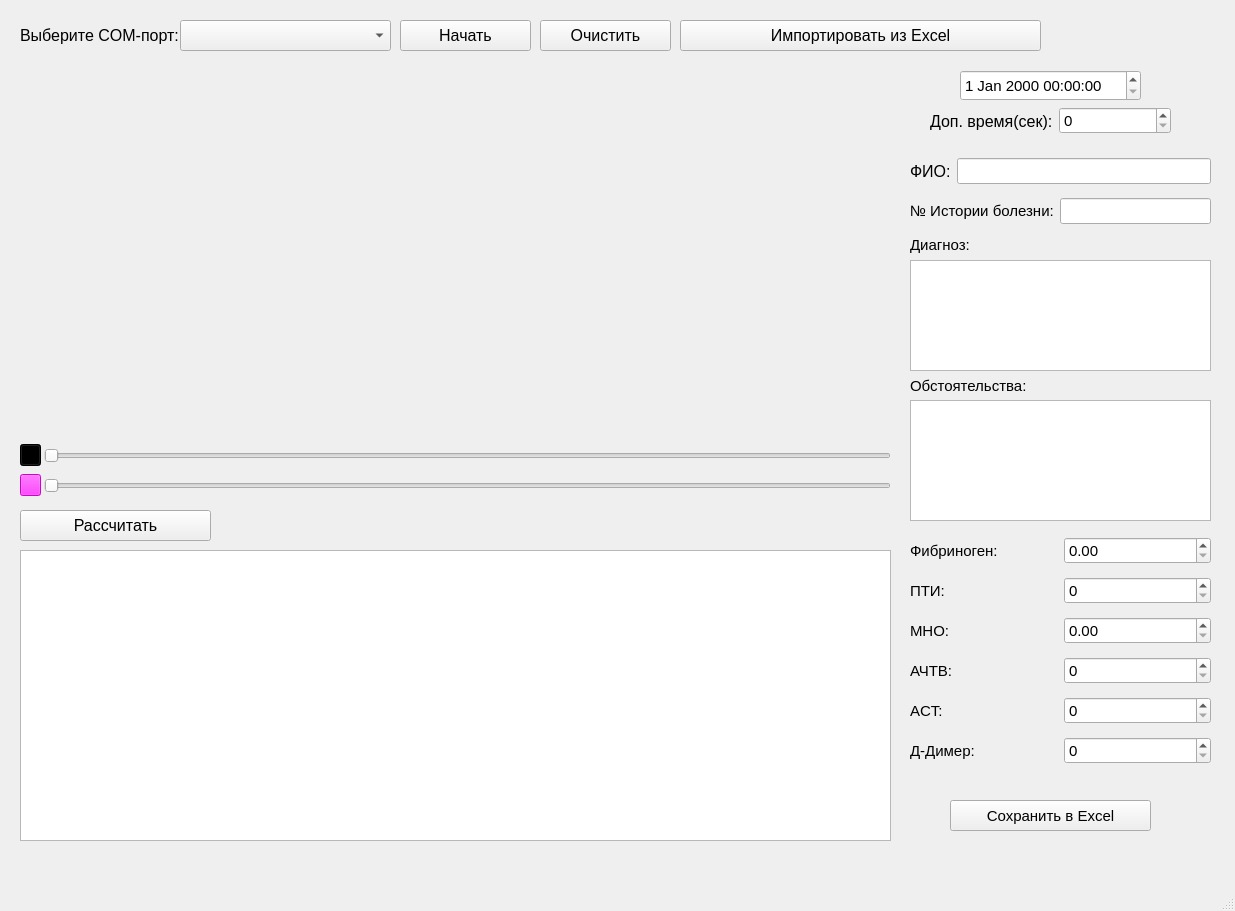
Old version of the form main.ui in the repository SuperNauMisha/Lab.
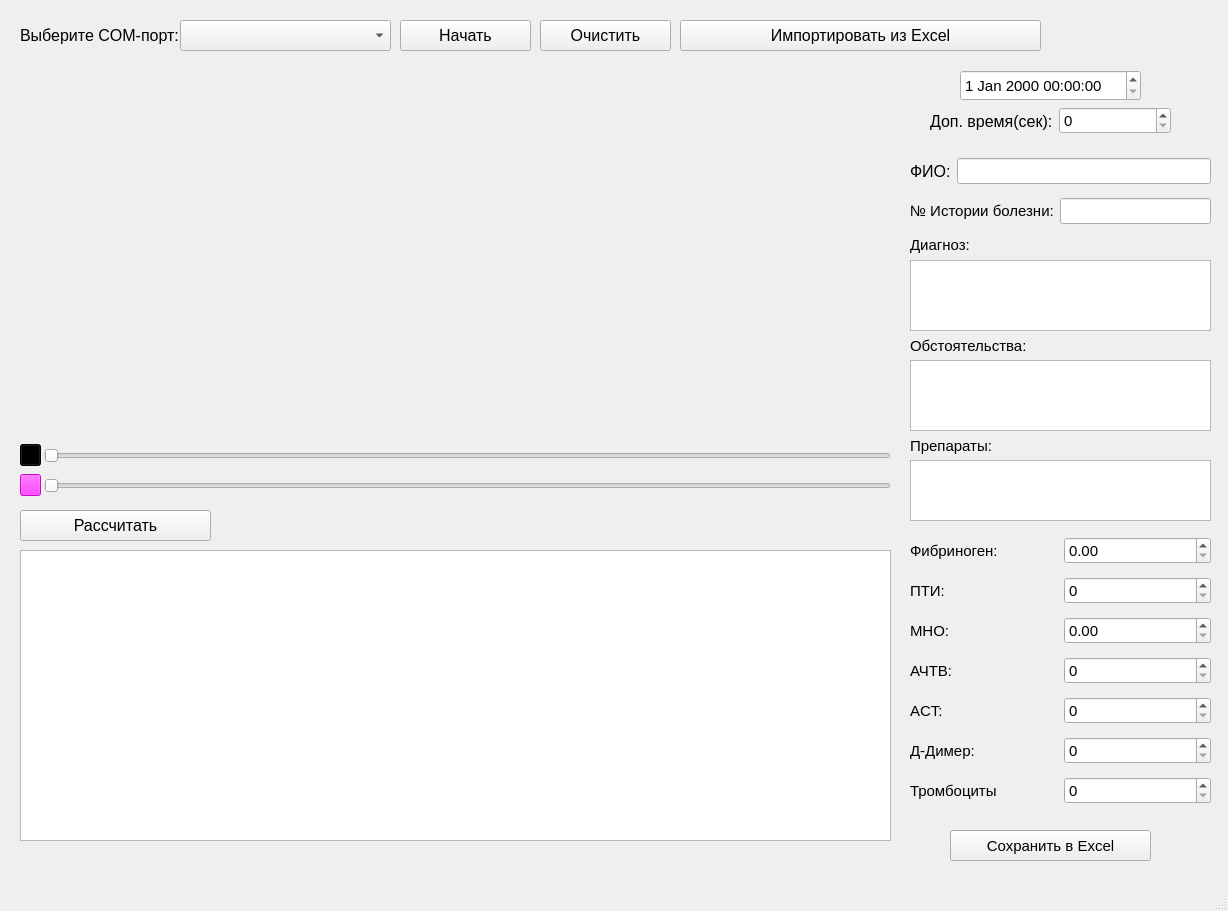
New version of the form. Custom widgets are drawn as their Qt base class.

Commit message: Тромбоциты и препараты

```diff
--- a/main.ui
+++ b/main.ui
@@ -6,7 +6,7 @@
    <rect>
     <x>0</x>
     <y>0</y>
-    <width>1235</width>
+    <width>1228</width>
     <height>911</height>
    </rect>
   </property>
@@ -80,7 +80,7 @@
     <property name="geometry">
      <rect>
       <x>950</x>
-      <y>800</y>
+      <y>830</y>
       <width>201</width>
       <height>31</height>
      </rect>
@@ -207,7 +207,7 @@
     <property name="geometry">
      <rect>
       <x>910</x>
-      <y>370</y>
+      <y>330</y>
       <width>161</width>
       <height>31</height>
      </rect>
@@ -245,7 +245,7 @@
       <x>910</x>
       <y>260</y>
       <width>301</width>
-      <height>111</height>
+      <height>71</height>
      </rect>
     </property>
     <property name="font">
@@ -258,9 +258,9 @@
     <property name="geometry">
      <rect>
       <x>910</x>
-      <y>400</y>
+      <y>360</y>
       <width>301</width>
-      <height>121</height>
+      <height>71</height>
      </rect>
     </property>
     <property name="font">
@@ -710,6 +710,80 @@
      </item>
     </layout>
    </widget>
+   <widget class="QWidget" name="horizontalLayoutWidget_12">
+    <property name="geometry">
+     <rect>
+      <x>910</x>
+      <y>770</y>
+      <width>301</width>
+      <height>42</height>
+     </rect>
+    </property>
+    <property name="font">
+     <font>
+      <pointsize>11</pointsize>
+     </font>
+    </property>
+    <layout class="QHBoxLayout" name="horizontalLayout_12">
+     <item>
+      <widget class="QLabel" name="label_14">
+       <property name="font">
+        <font>
+         <pointsize>11</pointsize>
+        </font>
+       </property>
+       <property name="text">
+        <string>Тромбоциты</string>
+       </property>
+      </widget>
+     </item>
+     <item>
+      <widget class="QSpinBox" name="trombEdit">
+       <property name="font">
+        <font>
+         <pointsize>11</pointsize>
+        </font>
+       </property>
+       <property name="maximum">
+        <number>1000</number>
+       </property>
+      </widget>
+     </item>
+    </layout>
+   </widget>
+   <widget class="QPlainTextEdit" name="medicationEdit">
+    <property name="geometry">
+     <rect>
+      <x>910</x>
+      <y>460</y>
+      <width>301</width>
+      <height>61</height>
+     </rect>
+    </property>
+    <property name="font">
+     <font>
+      <pointsize>11</pointsize>
+     </font>
+    </property>
+   </widget>
+   <widget class="QLabel" name="label_3">
+    <property name="geometry">
+     <rect>
+      <x>910</x>
+      <y>430</y>
+      <width>161</width>
+      <height>31</height>
+     </rect>
+    </property>
+    <property name="font">
+     <font>
+      <pointsize>11</pointsize>
+     </font>
+    </property>
+    <property name="text">
+     <string>Препараты:</string>
+    </property>
+   </widget>
   </widget>
   <widget class="QMenuBar" name="menubar">
    <property name="geometry">
```
Left out of the diff: 2 changed lines with no effect on the pictures. The commit also changes 7 other files.
